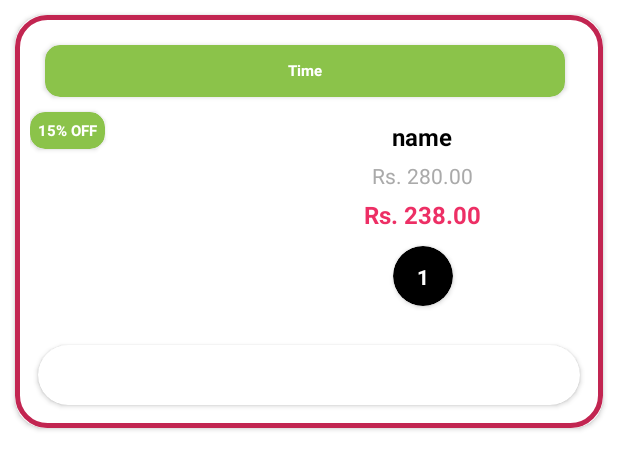
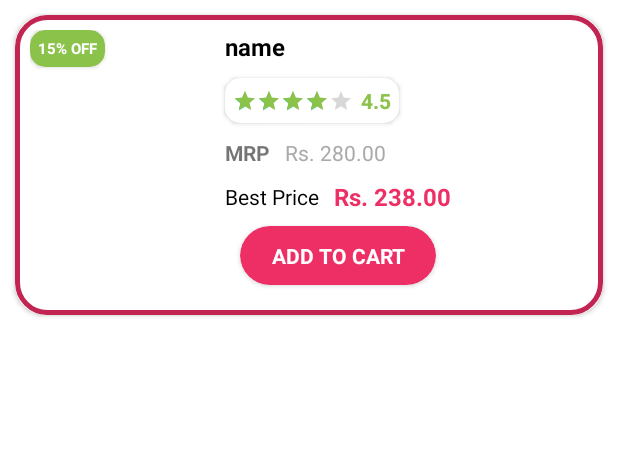
Before and after one commit to aatmikarm/MedOnWay, an Android app: the layout search_rv_product.xml on its own in the app's theme, with its tools: preview values and no code run, on a phone screen of 412 x 824 dp. Shown: the top 469 px of the screen. Run offline under Robolectric (Android 15) with nearby library versions, the phone set to English and light mode, and no system bars.

Commit message:
search product layout improvement

```diff
--- a/app/src/main/res/layout/search_rv_product.xml
+++ b/app/src/main/res/layout/search_rv_product.xml
@@ -1,7 +1,6 @@
 <?xml version="1.0" encoding="utf-8"?>
 <androidx.cardview.widget.CardView xmlns:android="http://schemas.android.com/apk/res/android"
     xmlns:app="http://schemas.android.com/apk/res-auto"
-    xmlns:tools="http://schemas.android.com/tools"
     android:layout_width="match_parent"
     android:layout_height="wrap_content"
     android:layout_margin="10dp"
@@ -24,7 +23,7 @@
             app:cardBackgroundColor="#8BC34A"
             app:cardCornerRadius="10dp"
             app:layout_constraintStart_toStartOf="parent"
-            app:layout_constraintTop_toTopOf="@+id/search_product_image">
+            app:layout_constraintTop_toTopOf="parent">
 
             <TextView
                 android:id="@+id/search_discount_text_view"
@@ -43,155 +42,153 @@
 
         <ImageView
             android:id="@+id/search_product_image"
-            android:layout_width="150dp"
-            android:layout_height="150dp"
-            android:layout_marginTop="10dp"
+            android:layout_width="120dp"
+            android:layout_height="120dp"
             app:layout_constraintStart_toStartOf="parent"
-            app:layout_constraintTop_toBottomOf="@+id/search_date_time_cv" />
+            app:layout_constraintTop_toTopOf="parent" />
 
         <TextView
             android:id="@+id/search_product_name"
             android:layout_width="wrap_content"
             android:layout_height="wrap_content"
-            android:layout_margin="5dp"
+            android:layout_marginLeft="10dp"
             android:ellipsize="end"
-            android:ems="8"
-            android:gravity="center_horizontal"
+            android:ems="12"
             android:maxLines="2"
             android:text="name"
             android:textColor="@color/black"
             android:textSize="16sp"
             android:textStyle="bold"
             app:layout_constraintEnd_toEndOf="parent"
+            app:layout_constraintHorizontal_bias="0.0"
             app:layout_constraintStart_toEndOf="@+id/search_product_image"
             app:layout_constraintTop_toTopOf="@+id/search_product_image" />
+
+        <androidx.cardview.widget.CardView
+            android:id="@+id/search_rating_cv"
+            android:layout_width="wrap_content"
+            android:layout_height="wrap_content"
+            android:layout_marginTop="10dp"
+            app:cardCornerRadius="10dp"
+            app:layout_constraintStart_toStartOf="@+id/search_product_name"
+            app:layout_constraintTop_toBottomOf="@+id/search_product_name">
+
+            <androidx.constraintlayout.widget.ConstraintLayout
+                android:layout_width="wrap_content"
+                android:layout_height="wrap_content">
+
+                <RatingBar
+                    android:id="@+id/search_rating_rb"
+                    style="?android:attr/ratingBarStyleSmall"
+                    android:layout_width="wrap_content"
+                    android:layout_height="wrap_content"
+                    android:layout_margin="5dp"
+                    android:isIndicator="true"
+                    android:numStars="5"
+                    android:progressTint="#8BC34A"
+                    android:rating="4"
+                    android:stepSize="0.5"
+                    app:layout_constraintBottom_toBottomOf="parent"
+                    app:layout_constraintStart_toStartOf="parent"
+                    app:layout_constraintTop_toTopOf="parent" />
+
+                <TextView
+                    android:id="@+id/search_rating_tv"
+                    android:layout_width="wrap_content"
+                    android:layout_height="wrap_content"
+                    android:layout_margin="5dp"
+                    android:text="4.5"
+                    android:textColor="#8BC34A"
+                    android:textStyle="bold"
+                    app:layout_constraintBottom_toBottomOf="@+id/search_rating_rb"
+                    app:layout_constraintEnd_toEndOf="parent"
+                    app:layout_constraintStart_toEndOf="@+id/search_rating_rb"
+                    app:layout_constraintTop_toTopOf="@+id/search_rating_rb" />
+            </androidx.constraintlayout.widget.ConstraintLayout>
+        </androidx.cardview.widget.CardView>
+
+        <TextView
+            android:id="@+id/textView2"
+            android:layout_width="wrap_content"
+            android:layout_height="wrap_content"
+            android:layout_marginTop="10dp"
+            android:text="MRP"
+            android:textStyle="bold"
+            app:layout_constraintStart_toStartOf="@+id/search_rating_cv"
+            app:layout_constraintTop_toBottomOf="@+id/search_rating_cv" />
 
 
         <TextView
             android:id="@+id/search_product_mrp"
             android:layout_width="wrap_content"
             android:layout_height="wrap_content"
-            android:layout_margin="5dp"
+            android:layout_marginLeft="10dp"
             android:foregroundGravity="center"
             android:gravity="center"
             android:text="Rs. 280.00"
             android:textColor="#AAAAAA"
             android:textSize="14sp"
             android:textStyle="normal"
-            app:layout_constraintEnd_toEndOf="@+id/search_product_name"
-            app:layout_constraintStart_toStartOf="@+id/search_product_name"
-            app:layout_constraintTop_toBottomOf="@+id/search_product_name" />
+            app:layout_constraintBottom_toBottomOf="@+id/textView2"
+            app:layout_constraintStart_toEndOf="@+id/textView2"
+            app:layout_constraintTop_toTopOf="@+id/textView2" />
+
+        <TextView
+            android:id="@+id/textView3"
+            android:layout_width="wrap_content"
+            android:layout_height="wrap_content"
+            android:layout_marginTop="10dp"
+            android:text="Best Price"
+            android:textColor="@color/black"
+            app:layout_constraintStart_toStartOf="@+id/textView2"
+            app:layout_constraintTop_toBottomOf="@+id/textView2" />
 
         <TextView
             android:id="@+id/search_product_discounted_price"
             android:layout_width="wrap_content"
             android:layout_height="wrap_content"
-            android:layout_marginTop="5dp"
+            android:layout_marginLeft="10dp"
             android:foregroundGravity="center"
             android:gravity="center"
             android:text="Rs. 238.00"
             android:textColor="@color/teal_700"
             android:textSize="16sp"
             android:textStyle="bold"
-            app:layout_constraintEnd_toEndOf="@+id/search_product_mrp"
-            app:layout_constraintStart_toStartOf="@+id/search_product_mrp"
-            app:layout_constraintTop_toBottomOf="@+id/search_product_mrp" />
-
+            app:layout_constraintBottom_toBottomOf="@+id/textView3"
+            app:layout_constraintStart_toEndOf="@+id/textView3"
+            app:layout_constraintTop_toTopOf="@+id/textView3" />
 
         <androidx.cardview.widget.CardView
-            android:id="@+id/search_date_time_cv"
+            android:id="@+id/search_add_to_cart_cv"
             android:layout_width="0dp"
             android:layout_height="wrap_content"
             android:layout_margin="10dp"
-            app:cardBackgroundColor="#8BC34A"
-            app:cardCornerRadius="10dp"
-            app:layout_constraintEnd_toEndOf="@+id/search_status_cv"
-            app:layout_constraintStart_toStartOf="parent"
-            app:layout_constraintTop_toTopOf="parent">
-
-            <TextView
-                android:id="@+id/search_date_time_tv"
-                android:layout_width="match_parent"
-                android:layout_height="24dp"
-                android:layout_margin="5dp"
-                android:gravity="center"
-                android:text="Time"
-                android:textColor="@color/white"
-                android:textSize="10sp"
-                android:textStyle="bold" />
-
-
-        </androidx.cardview.widget.CardView>
-
-        <androidx.cardview.widget.CardView
-            android:id="@+id/search_quantity_cv"
-            android:layout_width="40dp"
-            android:layout_height="40dp"
-            android:layout_margin="10dp"
-            android:backgroundTint="@color/black"
+            android:backgroundTint="@color/teal_700"
             app:cardCornerRadius="20dp"
+            app:layout_constraintBottom_toBottomOf="parent"
             app:layout_constraintEnd_toEndOf="@+id/search_product_discounted_price"
-            app:layout_constraintStart_toStartOf="@+id/search_product_discounted_price"
-            app:layout_constraintTop_toBottomOf="@+id/search_product_discounted_price">
+            app:layout_constraintStart_toStartOf="@+id/textView3"
+            app:layout_constraintTop_toBottomOf="@+id/textView3">
 
             <androidx.constraintlayout.widget.ConstraintLayout
                 android:layout_width="match_parent"
                 android:layout_height="match_parent">
 
                 <TextView
-                    android:id="@+id/search_quantity_tv"
+                    android:id="@+id/search_add_to_cart_tv"
                     android:layout_width="wrap_content"
                     android:layout_height="wrap_content"
                     android:layout_margin="10dp"
-                    android:text="1"
+                    android:foregroundGravity="center"
+                    android:gravity="center"
+                    android:text="ADD TO CART"
                     android:textColor="@color/white"
                     android:textStyle="bold"
                     app:layout_constraintBottom_toBottomOf="parent"
                     app:layout_constraintEnd_toEndOf="parent"
                     app:layout_constraintStart_toStartOf="parent"
                     app:layout_constraintTop_toTopOf="parent" />
-
             </androidx.constraintlayout.widget.ConstraintLayout>
         </androidx.cardview.widget.CardView>
-
-        <androidx.cardview.widget.CardView
-            android:id="@+id/search_status_cv"
-            android:layout_width="0dp"
-            android:layout_height="40dp"
-            android:layout_margin="5dp"
-            app:cardCornerRadius="20dp"
-            app:layout_constraintBottom_toBottomOf="parent"
-            app:layout_constraintEnd_toEndOf="parent"
-            app:layout_constraintStart_toStartOf="parent"
-            app:layout_constraintTop_toBottomOf="@+id/search_product_image">
-
-            <androidx.constraintlayout.widget.ConstraintLayout
-                android:layout_width="match_parent"
-                android:layout_height="match_parent">
-
-                <TextView
-                    android:id="@+id/search_status_tv"
-                    android:layout_width="wrap_content"
-                    android:layout_height="wrap_content"
-                    android:layout_margin="10dp"
-                    android:foregroundGravity="center"
-                    android:gravity="center"
-                    android:text="STATUS"
-                    android:textColor="@color/white"
-                    android:textStyle="bold"
-                    app:layout_constraintBottom_toBottomOf="parent"
-                    app:layout_constraintEnd_toEndOf="parent"
-                    app:layout_constraintStart_toStartOf="parent"
-                    app:layout_constraintTop_toTopOf="parent" />
-
-
-            </androidx.constraintlayout.widget.ConstraintLayout>
-
-
-        </androidx.cardview.widget.CardView>
-
-
     </androidx.constraintlayout.widget.ConstraintLayout>
-
-
 </androidx.cardview.widget.CardView>
```
